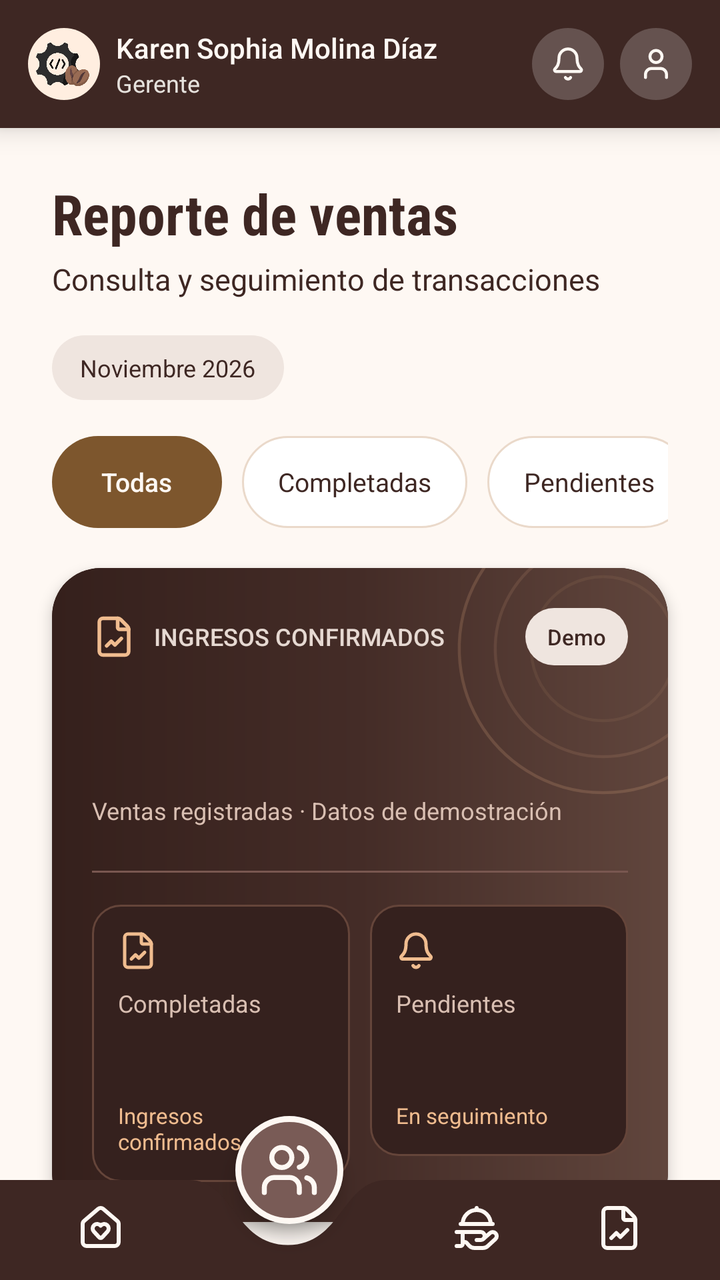
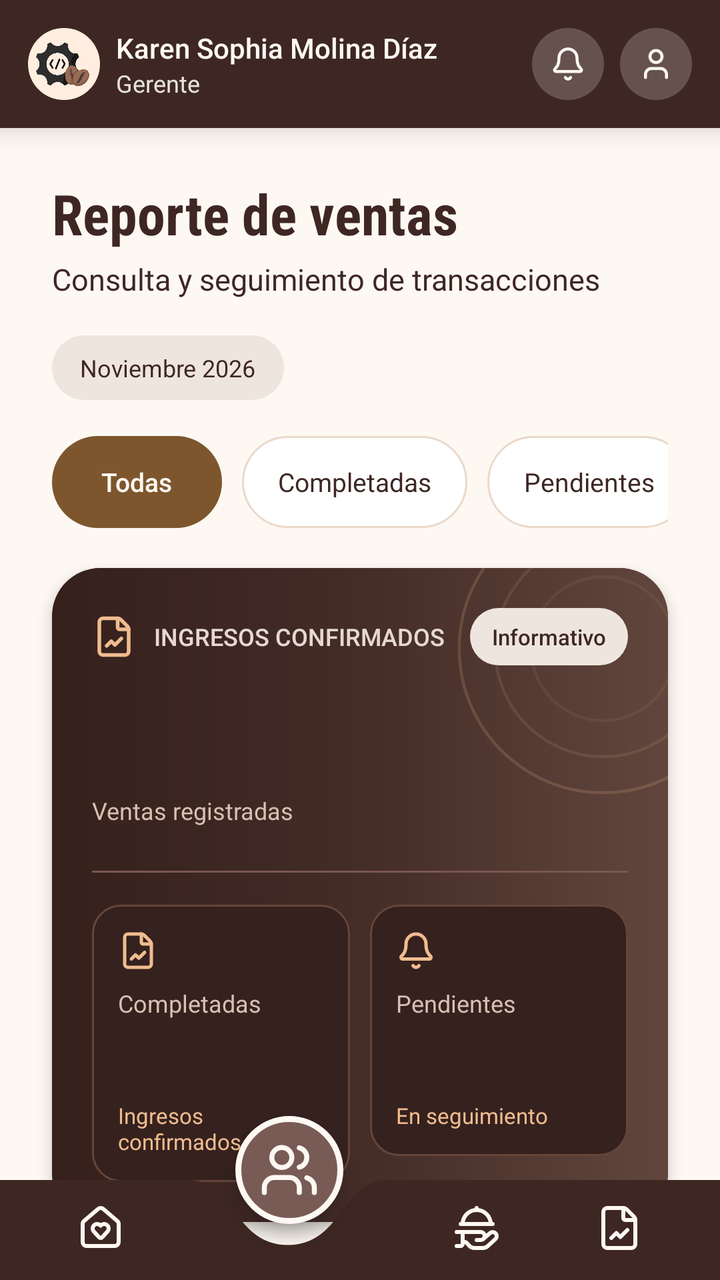

Screens rendered from an Android XML layout before and after an edit, with the pre-edit source and the edit as a unified diff.
<!-- AndroidManifest.xml: application theme Theme.CoffeeTechMobile -->
<!-- res/layout/fragment_sales_report.xml -->
<?xml version="1.0" encoding="utf-8"?>
<androidx.constraintlayout.widget.ConstraintLayout
    xmlns:android="http://schemas.android.com/apk/res/android"
    xmlns:app="http://schemas.android.com/apk/res-auto"
    android:layout_width="match_parent"
    android:layout_height="match_parent"
    android:background="@color/background_app"
    android:clipChildren="false">

    <LinearLayout
        android:id="@+id/report_header"
        android:layout_width="0dp"
        android:layout_height="64dp"
        android:background="@color/coffee_primary"
        android:gravity="center_vertical"
        android:orientation="horizontal"
        android:paddingHorizontal="14dp"
        android:elevation="8dp"
        app:layout_constraintTop_toTopOf="parent"
        app:layout_constraintStart_toStartOf="parent"
        app:layout_constraintEnd_toEndOf="parent">

        <ImageView
            android:layout_width="36dp"
            android:layout_height="36dp"
            android:background="@drawable/bg_logo_circle"
            android:padding="4dp"
            android:scaleType="centerInside"
            android:src="@drawable/logo"
            android:contentDescription="@string/logo_description" />

        <LinearLayout
            android:layout_width="0dp"
            android:layout_height="wrap_content"
            android:layout_marginStart="8dp"
            android:layout_weight="1"
            android:orientation="vertical">

            <TextView
                android:layout_width="match_parent"
                android:layout_height="wrap_content"
                android:text="Karen Sophia Molina Díaz"
                android:textColor="@color/background_app"
                android:textSize="14sp"
                android:fontFamily="sans-serif-medium"
                android:maxLines="1"
                android:ellipsize="end" />

            <TextView
                android:layout_width="wrap_content"
                android:layout_height="wrap_content"
                android:text="Gerente"
                android:textColor="#E6E2DD"
                android:textSize="12sp" />

        </LinearLayout>

        <ImageButton
            android:layout_width="36dp"
            android:layout_height="36dp"
            android:layout_marginEnd="8dp"
            android:background="@drawable/bg_header_icon"
            android:src="@drawable/ic_notifications"
            android:contentDescription="@string/notifications"
            app:tint="@color/background_app" />

        <ImageButton
            android:layout_width="36dp"
            android:layout_height="36dp"
            android:background="@drawable/bg_header_icon"
            android:src="@drawable/ic_user"
            android:contentDescription="@string/profile"
            app:tint="@color/background_app" />

    </LinearLayout>

    <androidx.core.widget.NestedScrollView
        android:id="@+id/report_scroll"
        android:layout_width="0dp"
        android:layout_height="0dp"
        android:fillViewport="true"
        android:clipChildren="false"
        android:clipToPadding="false"
        app:layout_constraintTop_toBottomOf="@id/report_header"
        app:layout_constraintBottom_toTopOf="@id/report_bottom_navigation"
        app:layout_constraintStart_toStartOf="parent"
        app:layout_constraintEnd_toEndOf="parent">

        <LinearLayout
            android:layout_width="match_parent"
            android:layout_height="wrap_content"
            android:orientation="vertical"
            android:clipChildren="false"
            android:clipToPadding="false"
            android:paddingHorizontal="26dp"
            android:paddingTop="24dp"
            android:paddingBottom="42dp">

            <TextView
                android:layout_width="match_parent"
                android:layout_height="wrap_content"
                android:text="@string/report_title"
                android:textColor="@color/coffee_primary"
                android:textSize="28sp"
                android:fontFamily="sans-serif-condensed"
                android:textStyle="bold" />

            <TextView
                android:layout_width="match_parent"
                android:layout_height="wrap_content"
                android:layout_marginTop="4dp"
                android:text="@string/report_subtitle"
                android:textColor="@color/coffee_primary"
                android:textSize="15sp" />

            <TextView
                android:layout_width="wrap_content"
                android:layout_height="wrap_content"
                android:layout_marginTop="18dp"
                android:background="@drawable/bg_user_count_badge"
                android:paddingHorizontal="14dp"
                android:paddingVertical="8dp"
                android:text="@string/report_period"
                android:textColor="@color/coffee_primary"
                android:textSize="12sp" />

            <FrameLayout
                android:layout_width="match_parent"
                android:layout_height="wrap_content"
                android:layout_marginTop="18dp"
                android:clipChildren="true"
                android:clipToPadding="true">

                <HorizontalScrollView
                    android:layout_width="match_parent"
                    android:layout_height="wrap_content"
                    android:scrollbars="none"
                    android:overScrollMode="never">

                    <LinearLayout
                        android:layout_width="wrap_content"
                        android:layout_height="wrap_content"
                        android:orientation="horizontal">

                        <TextView
                            android:id="@+id/report_filter_all"
                            android:layout_width="wrap_content"
                            android:layout_height="46dp"
                            android:background="@drawable/bg_filter_selected"
                            android:gravity="center"
                            android:minWidth="85dp"
                            android:paddingHorizontal="18dp"
                            android:text="@string/report_filter_all"
                            android:textColor="@color/background_app"
                            android:textSize="13sp"
                            android:fontFamily="sans-serif-medium"
                            android:clickable="true"
                            android:focusable="true" />

                        <TextView
                            android:id="@+id/report_filter_completed"
                            android:layout_width="wrap_content"
                            android:layout_height="46dp"
                            android:layout_marginStart="10dp"
                            android:background="@drawable/bg_dashboard_filter_unselected"
                            android:gravity="center"
                            android:paddingHorizontal="18dp"
                            android:text="@string/report_filter_completed"
                            android:textColor="@color/coffee_primary"
                            android:textSize="13sp"
                            android:clickable="true"
                            android:focusable="true" />

                        <TextView
                            android:id="@+id/report_filter_pending"
                            android:layout_width="wrap_content"
                            android:layout_height="46dp"
                            android:layout_marginStart="10dp"
                            android:background="@drawable/bg_dashboard_filter_unselected"
                            android:gravity="center"
                            android:paddingHorizontal="18dp"
                            android:text="@string/report_filter_pending"
                            android:textColor="@color/coffee_primary"
                            android:textSize="13sp"
                            android:clickable="true"
                            android:focusable="true" />

                    </LinearLayout>

                </HorizontalScrollView>

            </FrameLayout>

            <com.google.android.material.card.MaterialCardView
                android:layout_width="match_parent"
                android:layout_height="wrap_content"
                android:layout_marginTop="20dp"
                app:cardBackgroundColor="@color/coffee_primary"
                app:cardCornerRadius="24dp"
                app:cardElevation="4dp"
                app:strokeWidth="0dp">

                <FrameLayout
                    android:layout_width="match_parent"
                    android:layout_height="wrap_content"
                    android:background="@drawable/bg_dashboard_revenue_gradient">

                    <ImageView
                        android:layout_width="160dp"
                        android:layout_height="160dp"
                        android:layout_gravity="top|end"
                        android:layout_marginTop="-40dp"
                        android:layout_marginEnd="-48dp"
                        android:src="@drawable/bg_dashboard_revenue_decoration"
                        android:contentDescription="@null" />

                    <LinearLayout
                        android:layout_width="match_parent"
                        android:layout_height="wrap_content"
                        android:orientation="vertical"
                        android:padding="20dp">

                        <LinearLayout
                            android:layout_width="match_parent"
                            android:layout_height="wrap_content"
                            android:gravity="center_vertical"
                            android:orientation="horizontal">

                            <ImageView
                                android:layout_width="22dp"
                                android:layout_height="22dp"
                                android:src="@drawable/ic_file_chart"
                                android:contentDescription="@null"
                                app:tint="#F0BC8F" />

                            <TextView
                                android:layout_width="0dp"
                                android:layout_height="wrap_content"
                                android:layout_marginStart="9dp"
                                android:layout_weight="1"
                                android:text="@string/report_confirmed_revenue"
                                android:textColor="#E6D9D2"
                                android:textSize="12sp"
                                android:fontFamily="sans-serif-medium" />

                            <TextView
                                android:layout_width="wrap_content"
                                android:layout_height="wrap_content"
                                android:background="@drawable/bg_user_count_badge"
                                android:paddingHorizontal="11dp"
                                android:paddingVertical="7dp"
                                android:text="@string/dashboard_audit_demo"
                                android:textColor="@color/coffee_primary"
                                android:textSize="11sp"
                                android:fontFamily="sans-serif-medium" />

                        </LinearLayout>

                        <TextView
                            android:id="@+id/report_total_amount"
                            android:layout_width="match_parent"
                            android:layout_height="wrap_content"
                            android:layout_marginTop="18dp"
                            android:textColor="@color/background_app"
                            android:textSize="30sp"
                            android:textStyle="bold" />

                        <TextView
                            android:layout_width="match_parent"
                            android:layout_height="wrap_content"
                            android:layout_marginTop="6dp"
                            android:text="@string/report_revenue_caption"
                            android:textColor="#D9BFB2"
                            android:textSize="12sp" />

                        <View
                            android:layout_width="match_parent"
                            android:layout_height="1dp"
                            android:layout_marginTop="22dp"
                            android:layout_marginBottom="16dp"
                            android:background="#795750" />

                        <LinearLayout
                            android:layout_width="match_parent"
                            android:layout_height="wrap_content"
                            android:orientation="horizontal">

                            <LinearLayout
                                android:layout_width="0dp"
                                android:layout_height="wrap_content"
                                android:layout_weight="1"
                                android:background="@drawable/bg_dashboard_revenue_metric"
                                android:orientation="vertical"
                                android:padding="13dp">

                                <ImageView
                                    android:layout_width="20dp"
                                    android:layout_height="20dp"
                                    android:src="@drawable/ic_file_chart"
                                    android:contentDescription="@null"
                                    app:tint="#F0BC8F" />

                                <TextView
                                    android:layout_width="match_parent"
                                    android:layout_height="wrap_content"
                                    android:layout_marginTop="8dp"
                                    android:text="@string/report_completed"
                                    android:textColor="#D9BFB2"
                                    android:textSize="12sp" />

                                <TextView
                                    android:id="@+id/report_completed_count"
                                    android:layout_width="match_parent"
                                    android:layout_height="wrap_content"
                                    android:layout_marginTop="6dp"
                                    android:textColor="@color/background_app"
                                    android:textSize="23sp"
                                    android:textStyle="bold" />

                                <TextView
                                    android:layout_width="match_parent"
                                    android:layout_height="wrap_content"
                                    android:layout_marginTop="4dp"
                                    android:text="@string/report_completed_caption"
                                    android:textColor="#F0BC8F"
                                    android:textSize="11sp" />

                            </LinearLayout>

                            <Space
                                android:layout_width="10dp"
                                android:layout_height="1dp" />

                            <LinearLayout
                                android:layout_width="0dp"
                                android:layout_height="wrap_content"
                                android:layout_weight="1"
                                android:background="@drawable/bg_dashboard_revenue_metric"
                                android:orientation="vertical"
                                android:padding="13dp">

                                <ImageView
                                    android:layout_width="20dp"
                                    android:layout_height="20dp"
                                    android:src="@drawable/ic_notifications"
                                    android:contentDescription="@null"
                                    app:tint="#F0BC8F" />

                                <TextView
                                    android:layout_width="match_parent"
                                    android:layout_height="wrap_content"
                                    android:layout_marginTop="8dp"
                                    android:text="@string/report_pending"
                                    android:textColor="#D9BFB2"
                                    android:textSize="12sp" />

                                <TextView
                                    android:id="@+id/report_pending_count"
                                    android:layout_width="match_parent"
                                    android:layout_height="wrap_content"
                                    android:layout_marginTop="6dp"
                                    android:textColor="@color/background_app"
                                    android:textSize="23sp"
                                    android:textStyle="bold" />

                                <TextView
                                    android:layout_width="match_parent"
                                    android:layout_height="wrap_content"
                                    android:layout_marginTop="4dp"
                                    android:text="@string/report_pending_caption"
                                    android:textColor="#F0BC8F"
                                    android:textSize="11sp" />

                            </LinearLayout>

                        </LinearLayout>

                    </LinearLayout>

                </FrameLayout>

            </com.google.android.material.card.MaterialCardView>

            <LinearLayout
                android:layout_width="match_parent"
                android:layout_height="wrap_content"
                android:layout_marginTop="28dp"
                android:gravity="center_vertical"
                android:orientation="horizontal">

                <TextView
                    android:layout_width="0dp"
                    android:layout_height="wrap_content"
                    android:layout_weight="1"
                    android:text="@string/report_transactions"
                    android:textColor="@color/coffee_primary"
                    android:textSize="19sp"
                    android:fontFamily="sans-serif-medium" />

                <TextView
                    android:id="@+id/report_results_count"
                    android:layout_width="wrap_content"
                    android:layout_height="wrap_content"
                    android:background="@drawable/bg_user_count_badge"
                    android:paddingHorizontal="12dp"
                    android:paddingVertical="8dp"
                    android:textColor="@color/coffee_primary"
                    android:textSize="12sp" />

            </LinearLayout>

            <LinearLayout
                android:id="@+id/report_transactions_container"
                android:layout_width="match_parent"
                android:layout_height="wrap_content"
                android:layout_marginTop="16dp"
                android:orientation="vertical"
                android:clipChildren="false"
                android:clipToPadding="false" />

            <LinearLayout
                android:id="@+id/report_export_button"
                android:layout_width="match_parent"
                android:layout_height="56dp"
                android:layout_marginTop="14dp"
                android:background="@drawable/bg_create_activate_button"
                android:gravity="center"
                android:orientation="horizontal"
                android:clickable="true"
                android:focusable="true"
                android:elevation="2dp">

                <ImageView
                    android:layout_width="20dp"
                    android:layout_height="20dp"
                    android:src="@drawable/ic_file_chart"
                    android:contentDescription="@null"
                    app:tint="@color/background_app" />

                <TextView
                    android:layout_width="wrap_content"
                    android:layout_height="wrap_content"
                    android:layout_marginStart="12dp"
                    android:text="@string/report_export"
                    android:textColor="@color/background_app"
                    android:textSize="15sp"
                    android:fontFamily="sans-serif" />

            </LinearLayout>

        </LinearLayout>

    </androidx.core.widget.NestedScrollView>

    <include
        android:id="@+id/report_bottom_navigation"
        layout="@layout/view_manager_bottom_navigation"
        android:layout_width="0dp"
        android:layout_height="82dp"
        app:layout_constraintBottom_toBottomOf="parent"
        app:layout_constraintStart_toStartOf="parent"
        app:layout_constraintEnd_toEndOf="parent" />

</androidx.constraintlayout.widget.ConstraintLayout>
<!-- res/layout/view_manager_bottom_navigation.xml (included above) -->
<?xml version="1.0" encoding="utf-8"?>
<androidx.constraintlayout.widget.ConstraintLayout
    xmlns:android="http://schemas.android.com/apk/res/android"
    xmlns:app="http://schemas.android.com/apk/res-auto"
    android:id="@+id/manager_bottom_navigation"
    android:layout_width="match_parent"
    android:layout_height="76dp"
    android:clipChildren="false"
    android:clipToPadding="false">

    <ImageView
        android:id="@+id/manager_navigation_background"
        android:layout_width="0dp"
        android:layout_height="50dp"
        android:scaleType="fitXY"
        android:src="@drawable/bg_manager_bottom_navigation"
        android:contentDescription="@null"
        app:layout_constraintBottom_toBottomOf="parent"
        app:layout_constraintStart_toStartOf="parent"
        app:layout_constraintEnd_toEndOf="parent" />

    <ImageButton
        android:id="@+id/manager_home_button"
        android:layout_width="36dp"
        android:layout_height="36dp"
        android:background="?attr/selectableItemBackgroundBorderless"
        android:src="@drawable/ic_home"
        android:padding="9dp"
        android:contentDescription="@string/manager_home"
        app:tint="@color/background_app"
        app:layout_constraintStart_toStartOf="parent"
        app:layout_constraintEnd_toEndOf="parent"
        app:layout_constraintHorizontal_bias="0.10"
        app:layout_constraintBottom_toBottomOf="parent"
        android:layout_marginBottom="8dp"/>

    <ImageButton
        android:id="@+id/manager_users_button"
        android:layout_width="54dp"
        android:layout_height="54dp"
        android:background="@drawable/bg_home_nav_button"
        android:contentDescription="@string/manager_users"
        android:padding="12dp"
        android:scaleType="fitCenter"
        android:src="@drawable/ic_users"
        android:elevation="6dp"
        app:layout_constraintEnd_toEndOf="parent"
        app:layout_constraintHorizontal_bias="0.385"
        app:layout_constraintStart_toStartOf="parent"
        app:layout_constraintTop_toTopOf="parent"
        app:tint="@color/background_app" />

    <ImageButton
        android:id="@+id/manager_sales_button"
        android:layout_width="36dp"
        android:layout_height="36dp"
        android:background="?attr/selectableItemBackgroundBorderless"
        android:src="@drawable/ic_hand_platter"
        android:padding="8dp"
        android:contentDescription="@string/manager_sales"
        app:tint="@color/background_app"
        app:layout_constraintStart_toStartOf="parent"
        app:layout_constraintEnd_toEndOf="parent"
        app:layout_constraintHorizontal_bias="0.68"
        app:layout_constraintBottom_toBottomOf="parent"
        android:layout_marginBottom="8dp"/>

    <ImageButton
        android:id="@+id/manager_stats_button"
        android:layout_width="36dp"
        android:layout_height="36dp"
        android:background="?attr/selectableItemBackgroundBorderless"
        android:src="@drawable/ic_file_chart"
        android:padding="8dp"
        android:contentDescription="@string/manager_statistics"
        app:tint="@color/background_app"
        app:layout_constraintStart_toStartOf="parent"
        app:layout_constraintEnd_toEndOf="parent"
        app:layout_constraintHorizontal_bias="0.9"
        app:layout_constraintBottom_toBottomOf="parent"
        android:layout_marginBottom="8dp"/>

</androidx.constraintlayout.widget.ConstraintLayout>
<!-- resources referenced by this layout -->
<resources>
  <color name="background_app">#FEF8F3</color>
  <color name="coffee_primary">#3E2723</color>
  <!-- drawable bg_create_activate_button (drawable) -->
  <?xml version="1.0" encoding="utf-8"?>
  <shape xmlns:android="http://schemas.android.com/apk/res/android">
      <solid android:color="@color/coffee_primary"/>
      <corners android:radius="17dp"/>
  </shape>
  <!-- drawable bg_dashboard_filter_unselected (drawable) -->
  <?xml version="1.0" encoding="utf-8"?>
  <shape xmlns:android="http://schemas.android.com/apk/res/android"
      android:shape="rectangle">
  
      <solid android:color="#FFFFFF" />
  
      <corners android:radius="24dp" />
  
      <stroke
          android:width="1dp"
          android:color="#EAD9CA" />
  
  </shape>
  <!-- drawable bg_dashboard_revenue_metric (drawable) -->
  <?xml version="1.0" encoding="utf-8"?>
  <shape xmlns:android="http://schemas.android.com/apk/res/android"
      android:shape="rectangle">
  
      <solid android:color="#35211E" />
  
      <corners android:radius="14dp" />
  
      <stroke
          android:width="1dp"
          android:color="#65453A" />
  
  </shape>
  <!-- drawable bg_filter_selected (drawable) -->
  <?xml version="1.0" encoding="utf-8"?>
  <shape xmlns:android="http://schemas.android.com/apk/res/android">
      <solid android:color="@color/coffee_secondary"/>
      <corners android:radius="50dp"/>
  </shape>
  <!-- drawable bg_header_icon (drawable) -->
  <?xml version="1.0" encoding="utf-8"?>
  <shape xmlns:android="http://schemas.android.com/apk/res/android"
      android:shape="oval">
      <solid android:color="#65524F" />
  </shape>
  <!-- drawable bg_home_nav_button (drawable) -->
  <?xml version="1.0" encoding="utf-8"?>
  <shape xmlns:android="http://schemas.android.com/apk/res/android">
      <solid android:color="#795B56" />
  
      <corners android:radius="50dp" />
  
      <stroke
          android:width="3dp"
          android:color="@color/background_app" />
  </shape>
  <!-- drawable bg_logo_circle (drawable) -->
  <?xml version="1.0" encoding="utf-8"?>
  <shape xmlns:android="http://schemas.android.com/apk/res/android"
      android:shape="oval">
      <solid android:color="#FFEEE0" />
  </shape>
  <!-- drawable bg_user_count_badge (drawable) -->
  <?xml version="1.0" encoding="utf-8"?>
  <shape xmlns:android="http://schemas.android.com/apk/res/android">
      <solid android:color="#EFE5DF"/>
      <corners android:radius="50dp"/>
  </shape>
  <string name="dashboard_audit_demo">Demo</string>
  <string name="logo_description">Logo de Coffee Tech</string>
  <string name="manager_home">Inicio</string>
  <string name="manager_sales">Ventas</string>
  <string name="manager_statistics">Estadísticas</string>
  
      // Strings for user management view
  <string name="manager_users">Gestión de usuarios</string>
  <string name="notifications">Notificaciones</string>
  <string name="profile">Mi perfil</string>
  <string name="report_completed">Completadas</string>
  <string name="report_completed_caption">Ingresos confirmados</string>
  <string name="report_confirmed_revenue">INGRESOS CONFIRMADOS</string>
  <string name="report_export">Exportar reporte de ventas</string>
  <string name="report_filter_all">Todas</string>
  <string name="report_filter_completed">Completadas</string>
  <string name="report_filter_pending">Pendientes</string>
  <string name="report_pending">Pendientes</string>
  <string name="report_pending_caption">En seguimiento</string>
  <string name="report_period">Noviembre 2026</string>
  <string name="report_revenue_caption">Ventas registradas · Datos de demostración</string>
  <string name="report_subtitle">Consulta y seguimiento de transacciones</string>
  <string name="report_title">Reporte de ventas</string>
  <string name="report_transactions">Transacciones</string>
  <color name="coffee_secondary">#7D562D</color>
  <color name="text_light">#FFFFFF</color>
  <!-- unchanged entries left out for length: 11 -->
</resources>

<!-- the commit's change to res/layout/fragment_sales_report.xml (unified diff, before → after) -->
@@ -37,6 +37,7 @@
             android:orientation="vertical">
 
             <TextView
+                android:id="@+id/header_user_name"
                 android:layout_width="match_parent"
                 android:layout_height="wrap_content"
                 android:text="Karen Sophia Molina Díaz"
@@ -47,6 +48,7 @@
                 android:ellipsize="end" />
 
             <TextView
+                android:id="@+id/header_user_role"
                 android:layout_width="wrap_content"
                 android:layout_height="wrap_content"
                 android:text="Gerente"
@@ -114,6 +116,7 @@
                 android:textSize="15sp" />
 
             <TextView
+                android:id="@+id/report_period_label"
                 android:layout_width="wrap_content"
                 android:layout_height="wrap_content"
                 android:layout_marginTop="18dp"
<!-- resource entries referenced after the edit -->
@@ -71,7 +71,7 @@
       <solid android:color="#EFE5DF"/>
       <corners android:radius="50dp"/>
   </shape>
-  <string name="dashboard_audit_demo">Demo</string>
+  <string name="dashboard_audit_demo">Informativo</string>
   <string name="logo_description">Logo de Coffee Tech</string>
   <string name="manager_home">Inicio</string>
   <string name="manager_sales">Ventas</string>
@@ -91,7 +91,7 @@
   <string name="report_pending">Pendientes</string>
   <string name="report_pending_caption">En seguimiento</string>
   <string name="report_period">Noviembre 2026</string>
-  <string name="report_revenue_caption">Ventas registradas · Datos de demostración</string>
+  <string name="report_revenue_caption">Ventas registradas</string>
   <string name="report_subtitle">Consulta y seguimiento de transacciones</string>
   <string name="report_title">Reporte de ventas</string>
   <string name="report_transactions">Transacciones</string>
